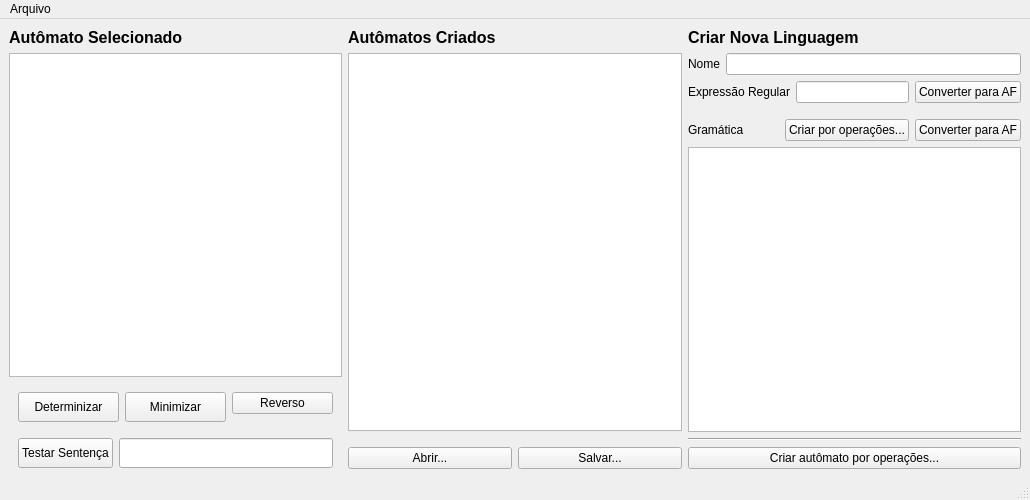
First picture: the form in window.ui, repository gabrielmuller/formais2, before the edit.
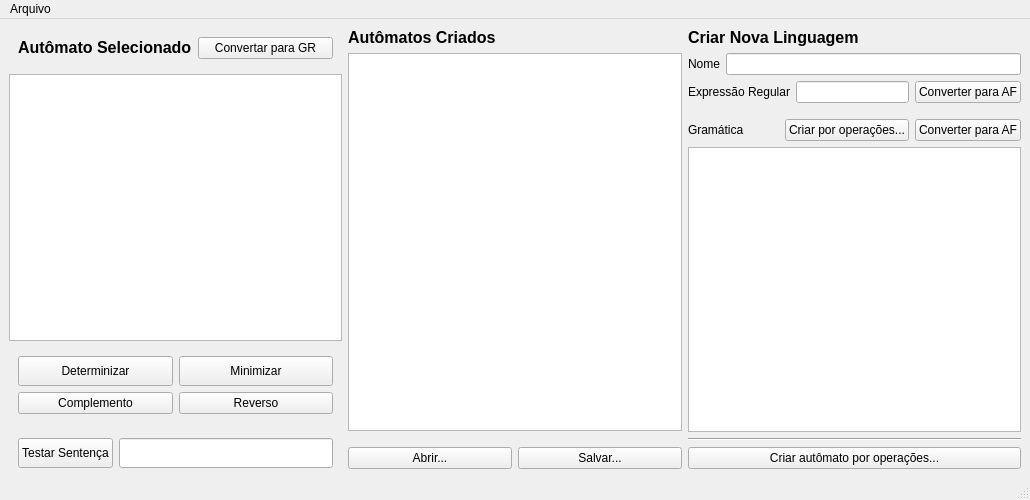
Second picture: the form after the edit.

Commit message: GUI: Complemento de AF e conversão de AF para GR

Diff of the .ui file:
```diff
--- a/window.ui
+++ b/window.ui
@@ -24,6 +24,21 @@
        <enum>QLayout::SetMinimumSize</enum>
       </property>
       <item>
+       <widget class="QWidget" name="horizontalWidget" native="true">
+        <property name="minimumSize">
+         <size>
+          <width>0</width>
+          <height>0</height>
+         </size>
+        </property>
+        <property name="maximumSize">
+         <size>
+          <width>16777215</width>
+          <height>50</height>
+         </size>
+        </property>
+        <layout class="QHBoxLayout" name="horizontalLayout">
+         <item>
        <widget class="QLabel" name="fa_label">
         <property name="minimumSize">
          <size>
@@ -53,6 +68,16 @@
        </widget>
       </item>
       <item>
+          <widget class="QPushButton" name="fa_to_rg_button">
+           <property name="text">
+            <string>Convertar para GR</string>
+           </property>
+          </widget>
+         </item>
+        </layout>
+       </widget>
+      </item>
+      <item>
        <widget class="QTableWidget" name="transition_table">
         <property name="maximumSize">
          <size>
@@ -82,11 +107,24 @@
         <property name="maximumSize">
          <size>
           <width>16777215</width>
-          <height>40</height>
+          <height>100</height>
          </size>
         </property>
-        <layout class="QHBoxLayout" name="horizontalLayout">
-         <item>
+        <layout class="QGridLayout" name="gridLayout_2">
+         <item row="0" column="1">
+          <widget class="QPushButton" name="minimize_button">
+           <property name="minimumSize">
+            <size>
+             <width>0</width>
+             <height>30</height>
+            </size>
+           </property>
+           <property name="text">
+            <string>Minimizar</string>
+           </property>
+          </widget>
+         </item>
+         <item row="0" column="0">
           <widget class="QPushButton" name="determinize_button">
            <property name="enabled">
             <bool>true</bool>
@@ -102,25 +140,19 @@
            </property>
           </widget>
          </item>
-         <item>
-          <widget class="QPushButton" name="minimize_button">
-           <property name="minimumSize">
-            <size>
-             <width>0</width>
-             <height>30</height>
-            </size>
-           </property>
+         <item row="1" column="0">
+          <widget class="QPushButton" name="complement_button">
            <property name="text">
-            <string>Minimizar</string>
+            <string>Complemento</string>
            </property>
           </widget>
          </item>
-         <item>
+         <item row="1" column="1">
           <widget class="QPushButton" name="reverse_button">
            <property name="maximumSize">
             <size>
              <width>16777215</width>
-             <height>22</height>
+             <height>16777215</height>
             </size>
            </property>
            <property name="text">
```
Lines whose indentation alone changed are shown as unchanged. The commit also changes 3 other files.
